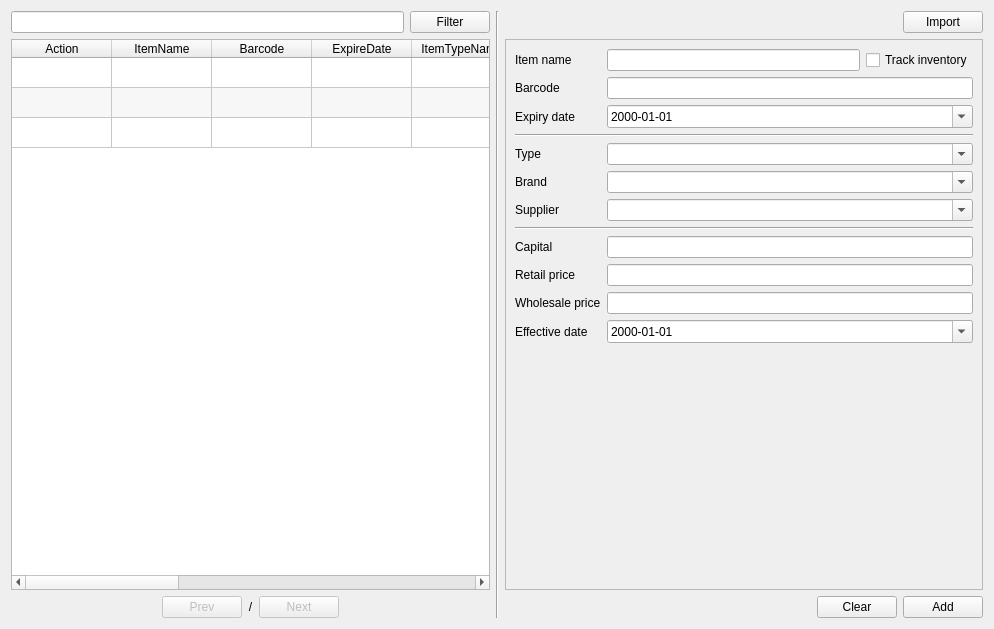
First picture: the form in app/views/templates/ManageItem.ui, repository rondalefloyd/mts-pos, before the edit.
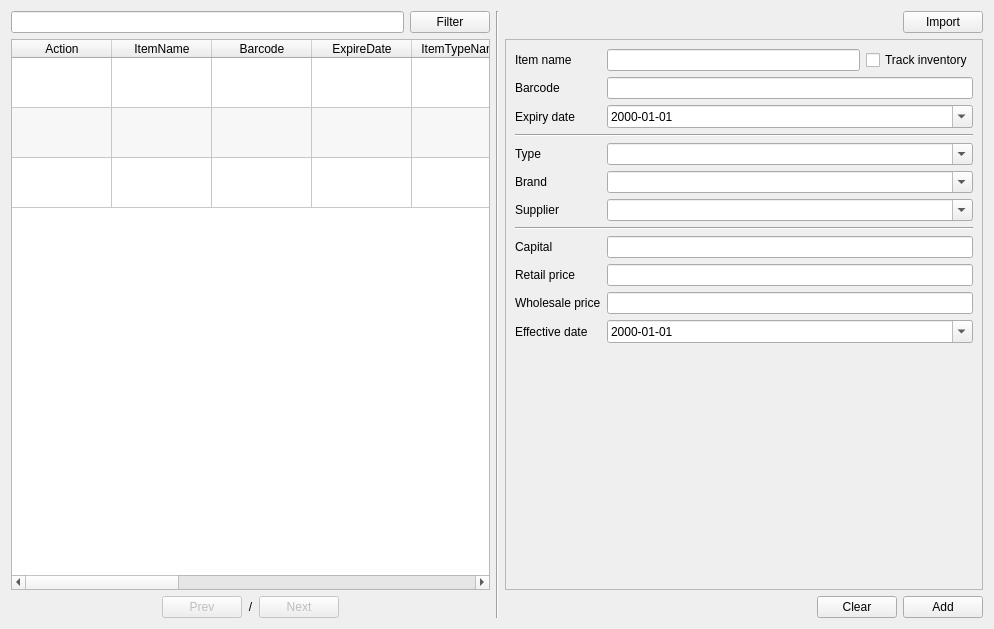
Second picture: the form after the edit.

What changed in the file:
```diff
--- a/app/views/templates/ManageItem.ui
+++ b/app/views/templates/ManageItem.ui
@@ -56,6 +56,12 @@
        <attribute name="verticalHeaderVisible">
         <bool>false</bool>
        </attribute>
+       <attribute name="verticalHeaderDefaultSectionSize">
+        <number>50</number>
+       </attribute>
+       <attribute name="verticalHeaderMinimumSectionSize">
+        <number>30</number>
+       </attribute>
        <row>
         <property name="text">
          <string>New Row</string>
```
